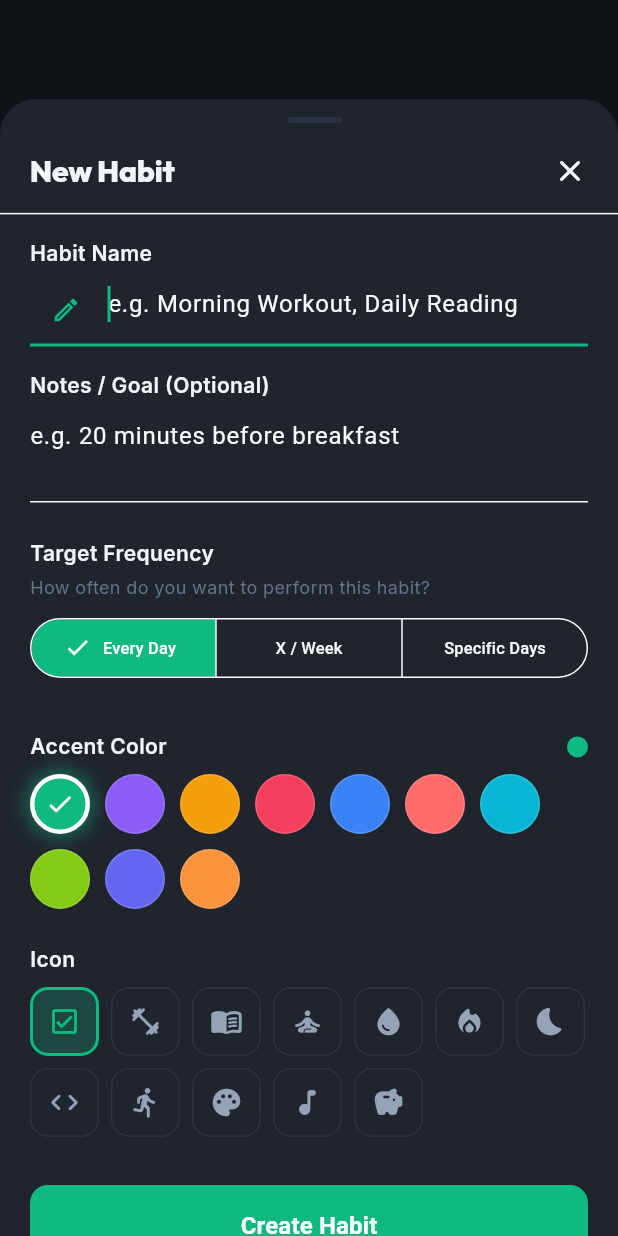
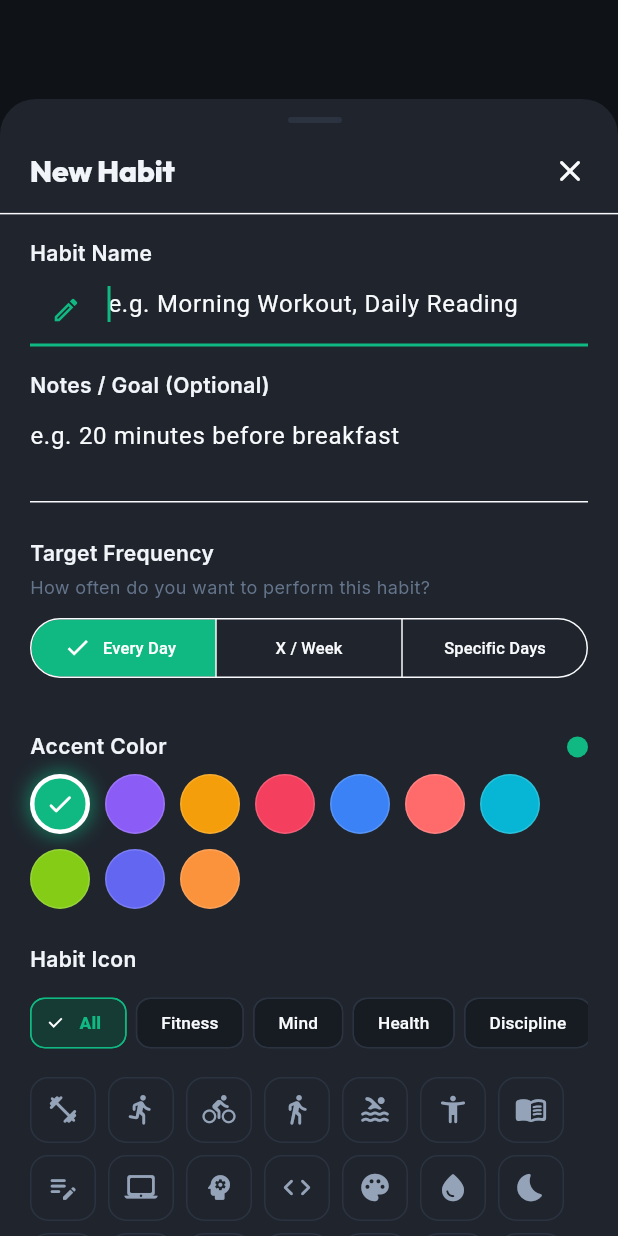
Before and after one commit to agdgb/Streakbox, a Flutter app: the HabitFormSheet widget shown alone on an empty page, opened directly, on a phone screen of 412 x 824 dp. Run offline on Flutter 3.47's test engine with Material 3 defaults, Android fonts, the phone set to English and light mode, and no system bars; our stand-ins replace emoji_picker_flutter, flutter_animate, flutter_riverpod, go_router, google_fonts, share_plus and 2 more; accounts and stored records are empty.

Commit message:
feat: Implement Curated 24-Icon Quick-Picks Matrix and Category Filter System (Attack #6)

```diff
--- a/lib/core/theme/app_icons.dart
+++ b/lib/core/theme/app_icons.dart
@@ -5,18 +5,37 @@ class AppIcons {
   AppIcons._();
 
   static const List<HabitIconOption> habitIcons = [
-    HabitIconOption('Check', Icons.check_box_outlined, 0xe156),
-    HabitIconOption('Fitness', Icons.fitness_center_rounded, 0xe25a),
-    HabitIconOption('Reading', Icons.menu_book_rounded, 0xe12b),
-    HabitIconOption('Meditation', Icons.self_improvement_rounded, 0xe5f8),
-    HabitIconOption('Water', Icons.water_drop_rounded, 0xe69f),
-    HabitIconOption('Flame', Icons.local_fire_department_rounded, 0xe3f7),
-    HabitIconOption('Sleep', Icons.bedtime_rounded, 0xe5be),
-    HabitIconOption('Code', Icons.code_rounded, 0xe163),
-    HabitIconOption('Run', Icons.directions_run_rounded, 0xe1d7),
-    HabitIconOption('Art', Icons.palette_rounded, 0xe47a),
-    HabitIconOption('Music', Icons.music_note_rounded, 0xe415),
-    HabitIconOption('Savings', Icons.savings_rounded, 0xe556),
+    // 🏋️ Fitness & Movement
+    HabitIconOption('Fitness', Icons.fitness_center_rounded, 0xe25a, category: 'Fitness'),
+    HabitIconOption('Run', Icons.directions_run_rounded, 0xe1d7, category: 'Fitness'),
+    HabitIconOption('Cycle', Icons.directions_bike_rounded, 0xe1d4, category: 'Fitness'),
+    HabitIconOption('Walk', Icons.directions_walk_rounded, 0xe1d8, category: 'Fitness'),
+    HabitIconOption('Swim', Icons.pool_rounded, 0xe4d3, category: 'Fitness'),
+    HabitIconOption('Stretch', Icons.accessibility_new_rounded, 0xe014, category: 'Fitness'),
+
+    // 🧠 Mind & Growth
+    HabitIconOption('Reading', Icons.menu_book_rounded, 0xe12b, category: 'Mind'),
+    HabitIconOption('Journal', Icons.edit_note_rounded, 0xe226, category: 'Mind'),
+    HabitIconOption('Work', Icons.laptop_mac_rounded, 0xe360, category: 'Mind'),
+    HabitIconOption('Brain', Icons.psychology_rounded, 0xe4f7, category: 'Mind'),
+    HabitIconOption('Code', Icons.code_rounded, 0xe163, category: 'Mind'),
+    HabitIconOption('Art', Icons.palette_rounded, 0xe47a, category: 'Mind'),
+
+    // 🥗 Health & Self-Care
+    HabitIconOption('Water', Icons.water_drop_rounded, 0xe69f, category: 'Health'),
+    HabitIconOption('Sleep', Icons.bedtime_rounded, 0xe5be, category: 'Health'),
+    HabitIconOption('Nutrition', Icons.restaurant_rounded, 0xe532, category: 'Health'),
+    HabitIconOption('Meditation', Icons.self_improvement_rounded, 0xe5f8, category: 'Health'),
+    HabitIconOption('Sunlight', Icons.wb_sunny_rounded, 0xe6c8, category: 'Health'),
+    HabitIconOption('Heart', Icons.favorite_rounded, 0xe25b, category: 'Health'),
+
+    // ⚡ Discipline & Lifestyle
+    HabitIconOption('Flame', Icons.local_fire_department_rounded, 0xe3f7, category: 'Discipline'),
+    HabitIconOption('Savings', Icons.savings_rounded, 0xe556, category: 'Discipline'),
+    HabitIconOption('Music', Icons.music_note_rounded, 0xe415, category: 'Discipline'),
+    HabitIconOption('Clean', Icons.cleaning_services_rounded, 0xe158, category: 'Discipline'),
+    HabitIconOption('Time', Icons.alarm_rounded, 0xe072, category: 'Discipline'),
+    HabitIconOption('Goal', Icons.star_rounded, 0xe5f9, category: 'Discipline'),
   ];
 
   static IconData getHabitIcon(int codePoint) {
@@ -33,6 +52,7 @@ class HabitIconOption {
   final String name;
   final IconData icon;
   final int codePoint;
+  final String category;
 
-  const HabitIconOption(this.name, this.icon, this.codePoint);
+  const HabitIconOption(this.name, this.icon, this.codePoint, {this.category = 'General'});
 }
--- /dev/null
+++ b/lib/features/habits/widgets/curated_icon_picker.dart
@@ -0,0 +1,144 @@
+import 'package:flutter/material.dart';
+import 'package:flutter/services.dart';
+import '../../../core/theme/app_colors.dart';
+import '../../../core/theme/app_icons.dart';
+import '../../../core/theme/app_spacing.dart';
+
+/// Fast, high-speed 1-tap curated icon picker solving cognitive bloat (Attack #6).
+class CuratedIconPicker extends StatefulWidget {
+  final int selectedCodePoint;
+  final Color activeColor;
+  final ValueChanged<int> onIconSelected;
+  final VoidCallback onOpenFullEmojiKeyboard;
+
+  const CuratedIconPicker({
+    super.key,
+    required this.selectedCodePoint,
+    required this.activeColor,
+    required this.onIconSelected,
+    required this.onOpenFullEmojiKeyboard,
+  });
+
+  @override
+  State<CuratedIconPicker> createState() => _CuratedIconPickerState();
+}
+
+class _CuratedIconPickerState extends State<CuratedIconPicker> {
+  String _selectedCategory = 'All';
+
+  final List<String> _categories = ['All', 'Fitness', 'Mind', 'Health', 'Discipline'];
+
+  @override
+  Widget build(BuildContext context) {
+    final isDark = Theme.of(context).brightness == Brightness.dark;
+
+    final filteredIcons = _selectedCategory == 'All'
+        ? AppIcons.habitIcons
+        : AppIcons.habitIcons.where((i) => i.category == _selectedCategory).toList();
+
+    return Column(
+      crossAxisAlignment: CrossAxisAlignment.start,
+      children: [
+        // Category Filter Chips
+        SingleChildScrollView(
+          scrollDirection: Axis.horizontal,
+          child: Row(
+            children: _categories.map((cat) {
+              final isSelected = _selectedCategory == cat;
+              return Padding(
+                padding: const EdgeInsets.only(right: 6),
+                child: ChoiceChip(
+                  label: Text(cat),
+                  selected: isSelected,
+                  onSelected: (selected) {
+                    if (selected) {
+                      HapticFeedback.selectionClick();
+                      setState(() => _selectedCategory = cat);
+                    }
+                  },
+                  selectedColor: widget.activeColor.withValues(alpha: 0.2),
+                  labelStyle: TextStyle(
+                    fontSize: 11.5,
+                    fontWeight: isSelected ? FontWeight.w800 : FontWeight.w500,
+                    color: isSelected ? widget.activeColor : null,
+                  ),
+                  side: BorderSide(
+                    color: isSelected
+                        ? widget.activeColor
+                        : (isDark ? AppColors.darkBorder : AppColors.lightBorder),
+                  ),
+                  shape: RoundedRectangleBorder(borderRadius: BorderRadius.circular(10)),
+                ),
+              );
+            }).toList(),
+          ),
+        ),
+        const SizedBox(height: 12),
+
+        // Quick-Pick Grid
+        Wrap(
+          spacing: AppSpacing.sm,
+          runSpacing: AppSpacing.sm,
+          children: filteredIcons.map((option) {
+            final isSelected = option.codePoint == widget.selectedCodePoint;
+
+            return Tooltip(
+              message: '${option.name} (${option.category})',
+              child: GestureDetector(
+                onTap: () {
+                  HapticFeedback.selectionClick();
+                  widget.onIconSelected(option.codePoint);
+                },
+                child: AnimatedContainer(
+                  duration: const Duration(milliseconds: 180),
+                  width: 44,
+                  height: 44,
+                  decoration: BoxDecoration(
+                    color: isSelected
+                        ? widget.activeColor.withValues(alpha: isDark ? 0.25 : 0.15)
+                        : (isDark ? AppColors.darkCard : AppColors.lightCard),
+                    borderRadius: AppSpacing.roundedMd,
+                    border: Border.all(
+                      color: isSelected
+                          ? widget.activeColor
+                          : (isDark ? AppColors.darkBorder : AppColors.lightBorder),
+                      width: isSelected ? 2 : 1,
+                    ),
+                    boxShadow: isSelected
+                        ? [
+                            BoxShadow(
+                              color: widget.activeColor.withValues(alpha: 0.35),
+                              blurRadius: 8,
+                              offset: const Offset(0, 2),
+                            ),
+                          ]
+                        : null,
+                  ),
+                  child: Icon(
+                    option.icon,
+                    color: isSelected
+                        ? widget.activeColor
+                        : (isDark ? AppColors.darkTextSecondary : AppColors.lightTextSecondary),
+                    size: 22,
+                  ),
+                ),
+              ),
+            );
+          }).toList(),
+        ),
+        const SizedBox(height: 10),
+
+        // 1-Tap Toggle to full emoji keyboard
+        TextButton.icon(
+          onPressed: widget.onOpenFullEmojiKeyboard,
+          icon: const Icon(Icons.keyboard_outlined, size: 16),
+          label: const Text('Open 3,000+ Emoji Keyboard & Search', style: TextStyle(fontSize: 12)),
+          style: TextButton.styleFrom(
+            padding: EdgeInsets.zero,
+            foregroundColor: widget.activeColor,
+          ),
+        ),
+      ],
+    );
+  }
+}
```
Also changed, not shown: lib/features/habits/habit_form_sheet.dart (+70 -4 lines).
